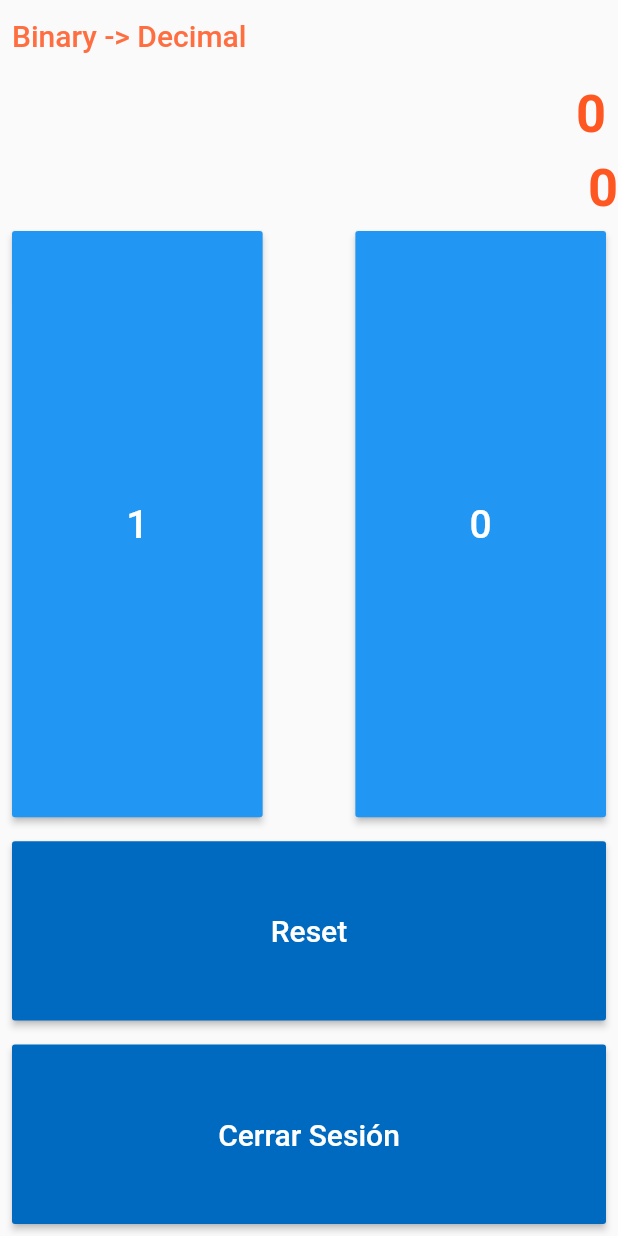
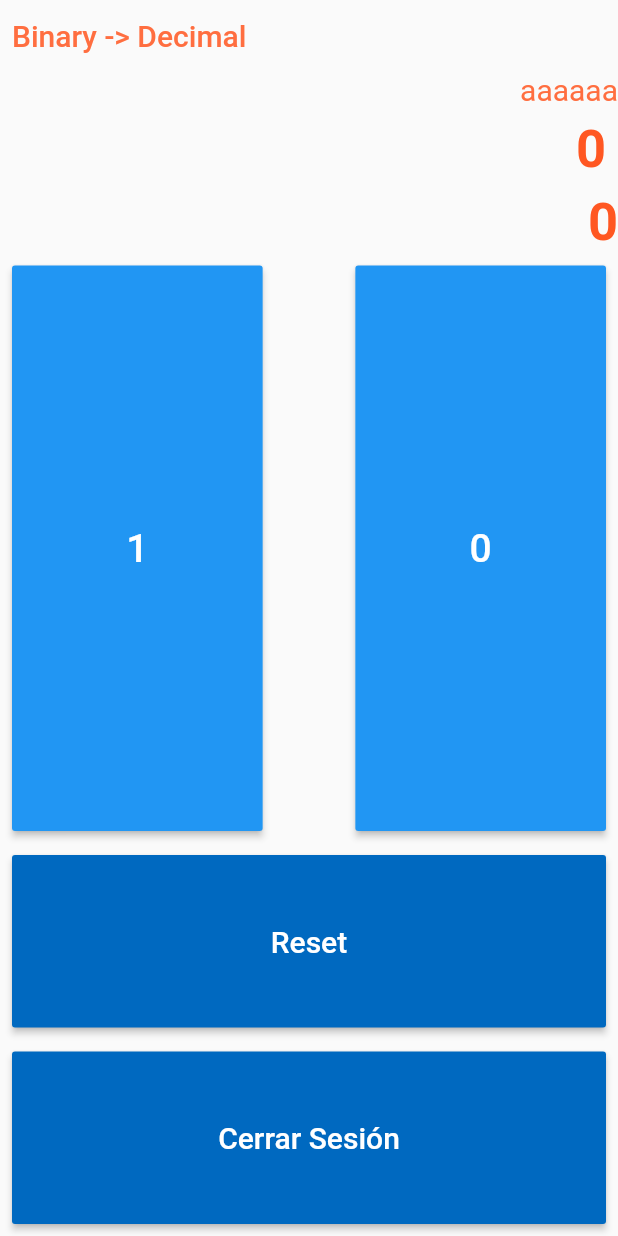
Before and after one commit to fokobot/FlutterLogin, a Flutter app: the Converter widget shown alone on an empty page, opened directly, after a tap on "Cerrar Sesión", on a phone screen of 412 x 824 dp. Run offline on Flutter 3.47's test engine with Material 2 defaults, Android fonts, the phone set to English and light mode, and no system bars; our stand-ins replace email_validator, shared_preferences; accounts and stored records are empty.

```diff
--- a/lib/models/user.dart
+++ b/lib/models/user.dart
@@ -26,10 +26,7 @@ class UserModel extends ChangeNotifier {
       headers: <String, String>{
         'Content-Type': 'application/json; charset=UTF-8',
       },
-      body: jsonEncode(<String, String>{
-        'email': email,
-        'password': password
-      }),
+      body: jsonEncode(<String, String>{'email': email, 'password': password}),
     );
 
     print('${response.body}');
@@ -94,16 +91,21 @@ class UserModel extends ChangeNotifier {
       throw Exception(response.body);
     }
   }
-  void setLoggedIn(String username){
+
+  Future<void> setLoggedIn(String username) async {
     this.status = true;
+    final prefs = await SharedPreferences.getInstance();
+    prefs.setString('token', this.token);
+    prefs.setString('username', this.username);
+    prefs.setString('name', this.name);
+    prefs.setBool('status', this.status);
     notifyListeners();
   }
+
   Future<void> signOut() async {
-    /*this.user = "";
-    this.password = "";
     this.status = false;
     final prefs = await SharedPreferences.getInstance();
-    prefs.setBool('status', this.status);*/
+    prefs.setBool('status', this.status);
     notifyListeners();
   }
 }
--- a/lib/widgets/converter.dart
+++ b/lib/widgets/converter.dart
@@ -26,6 +26,14 @@ class Converter extends StatelessWidget {
                 .changeState(),
           ),
         ),
+        Container(
+            alignment: Alignment.centerRight,
+            child: Consumer<UserModel>(builder: (context, user, child) {
+              return Text(
+                "aaaaaa",
+                style: TextStyle(fontSize: 20, color: Colors.deepOrangeAccent),
+              );
+            })),
         Container(
             padding: const EdgeInsets.all(8.0),
             alignment: Alignment.centerRight,
```
